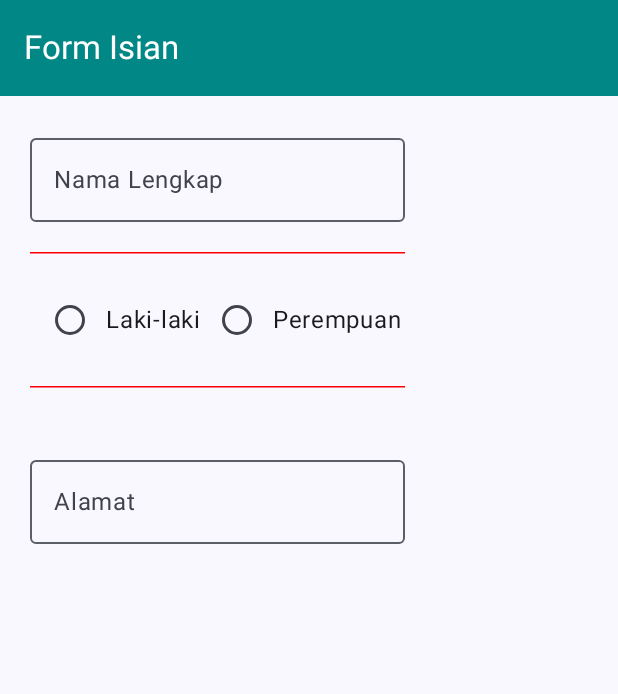
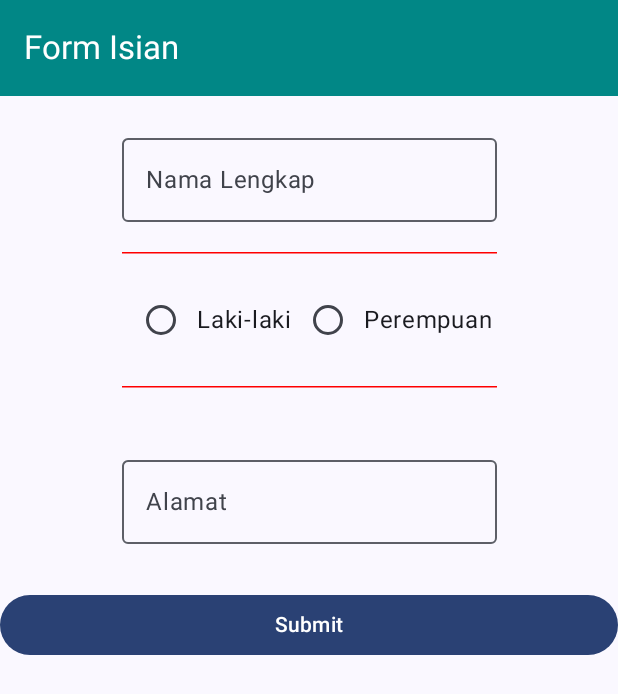
Before and after one commit to nisrinasals/QuestNavigasiUI_054, an Android app built with Jetpack Compose: the composable FormIsian shown on its own in the app's theme, on a phone screen of 412 x 824 dp. Shown: the top 694 px of the screen. Run offline under Robolectric (Android 15) with nearby library versions, the phone set to English and light mode, and no system bars.

Commit message:
menambah button untuk submit pada Formulir.kt

```diff
--- a/app/src/main/java/com/example/questnavigasiui/view/Formulir.kt
+++ b/app/src/main/java/com/example/questnavigasiui/view/Formulir.kt
@@ -6,9 +6,11 @@ import androidx.compose.foundation.layout.Arrangement
 import androidx.compose.foundation.layout.Column
 import androidx.compose.foundation.layout.Row
 import androidx.compose.foundation.layout.Spacer
+import androidx.compose.foundation.layout.fillMaxWidth
 import androidx.compose.foundation.layout.height
 import androidx.compose.foundation.layout.padding
 import androidx.compose.foundation.layout.width
+import androidx.compose.material3.Button
 import androidx.compose.material3.DividerDefaults.Thickness
 import androidx.compose.material3.ExperimentalMaterial3Api
 import androidx.compose.material3.HorizontalDivider
@@ -22,7 +24,6 @@ import androidx.compose.runtime.Composable
 import androidx.compose.ui.Alignment
 import androidx.compose.ui.Modifier
 import androidx.compose.ui.graphics.Color
-import androidx.compose.ui.layout.ModifierLocalBeyondBoundsLayout
 import androidx.compose.ui.res.colorResource
 import androidx.compose.ui.res.stringResource
 import androidx.compose.ui.unit.dp
@@ -85,6 +86,12 @@ fun FormIsian(
                 onValueChange = {},
             )
             Spacer(modifier = Modifier.height(30.dp))
+            Button(
+                modifier = Modifier.fillMaxWidth(1f),
+                onClick = OnSubmitBtnClick
+            ){
+                Text(stringResource(id = R.string.submit))
+            }
         }
     }
 }
```
